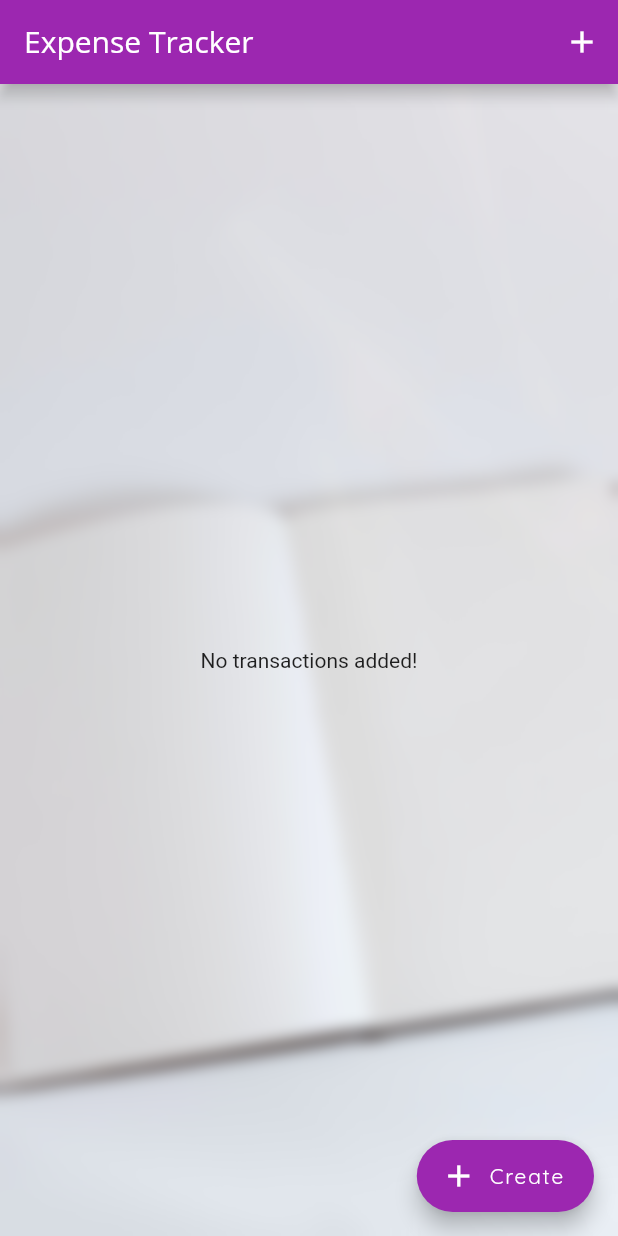
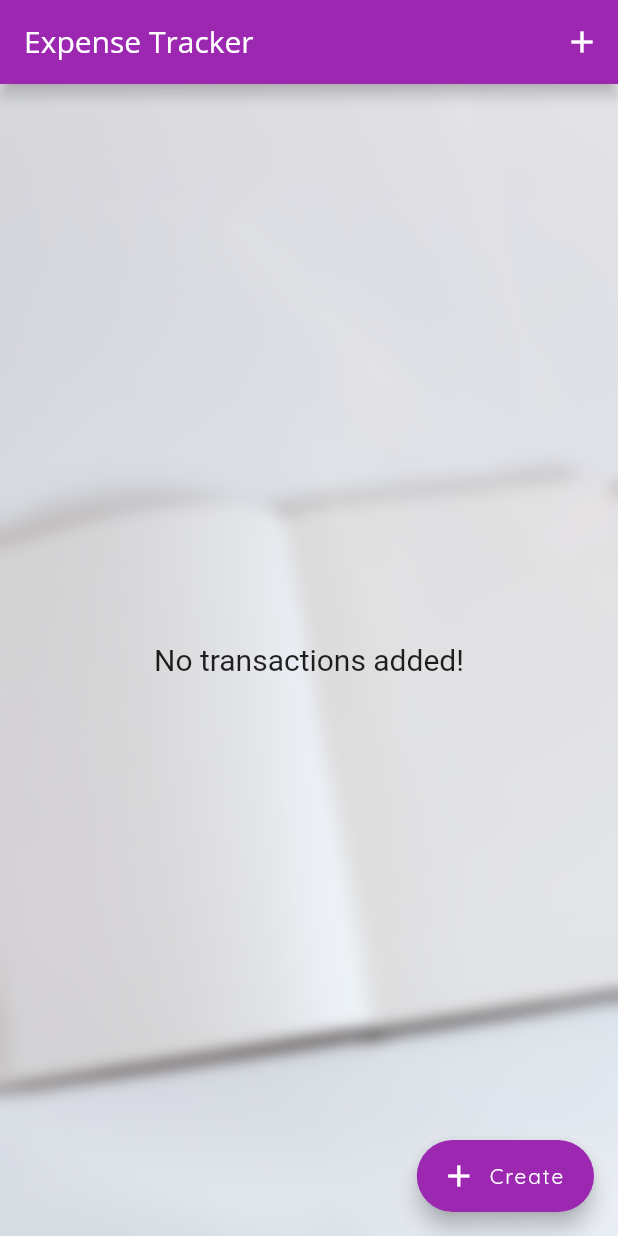
Before and after one commit to shaw8wit/Finance-Tracker, a Flutter app: the screen it shows after launch, on a phone screen of 412 x 824 dp. Run offline on Flutter 3.47's test engine with Material 2 defaults, Android fonts, the phone set to English and light mode, and no system bars; our stand-ins replace hive, hive_flutter; accounts and stored records are empty; generated files the repository leaves out were written again.

Commit message:
style changes

```diff
--- a/Finance/lib/main.dart
+++ b/Finance/lib/main.dart
@@ -109,8 +109,7 @@ class MyHomePage extends StatelessWidget {
     return ValueListenableBuilder(
       valueListenable: Hive.box('expense').listenable(),
       builder: (ctx, box, _) {
-        return (box.length == 0)
-            ? Container(
+        return Container(
           width: MediaQuery.of(context).size.width,
           height: MediaQuery.of(context).size.height,
           decoration: BoxDecoration(
@@ -121,7 +120,11 @@ class MyHomePage extends StatelessWidget {
           ),
           child: BackdropFilter(
             filter: ImageFilter.blur(sigmaX: 5, sigmaY: 5),
-                  child: Center(child: Text("No transactions added!")),
+            child: (box.length == 0)
+                ? Center(
+                    child: Text(
+                      "No transactions added!",
+                      style: TextStyle(fontSize: 20),
                     ),
                   )
                 : ListView.builder(
@@ -132,6 +135,8 @@ class MyHomePage extends StatelessWidget {
                           transaction: transaction,
                           deleteTx: () => box.deleteAt(index));
                     },
+                  ),
+          ),
         );
       },
     );
--- a/Finance/lib/widgets/transaction_item.dart
+++ b/Finance/lib/widgets/transaction_item.dart
@@ -16,8 +16,8 @@ class TransactionItem extends StatelessWidget {
   @override
   Widget build(BuildContext context) {
     return Card(
-      elevation: 5,
-      margin: EdgeInsets.symmetric(vertical: 6, horizontal: 8),
+      color: Colors.white.withOpacity(0.6),
+      margin: EdgeInsets.symmetric(vertical: 7, horizontal: 10),
       child: ListTile(
         leading: CircleAvatar(
           radius: 35,
```
Also changed, not shown: 1 other file. Lines whose indentation alone changed are shown as unchanged.
